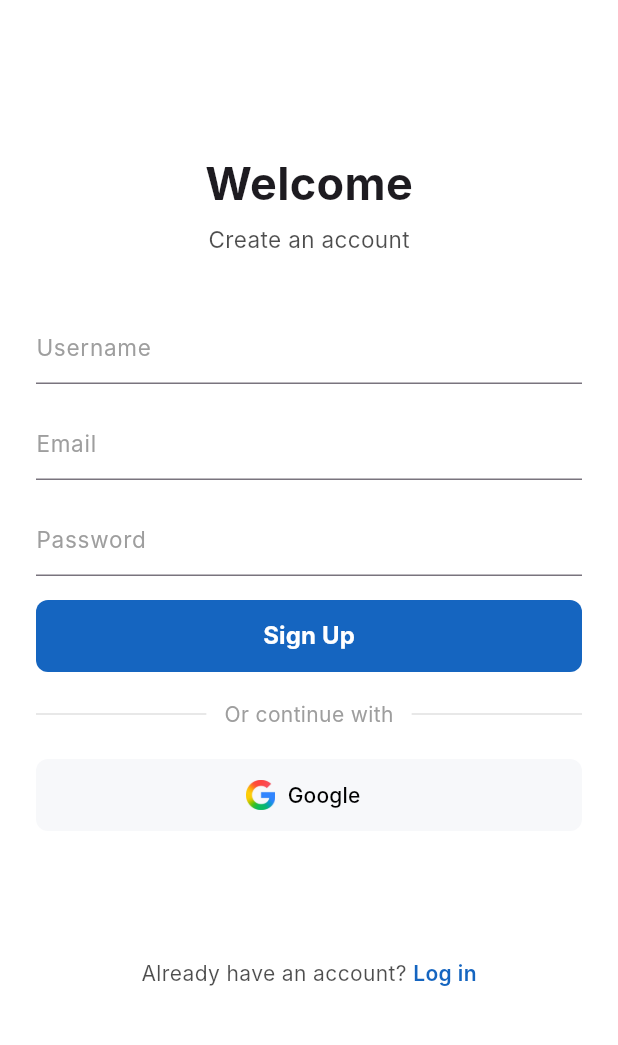
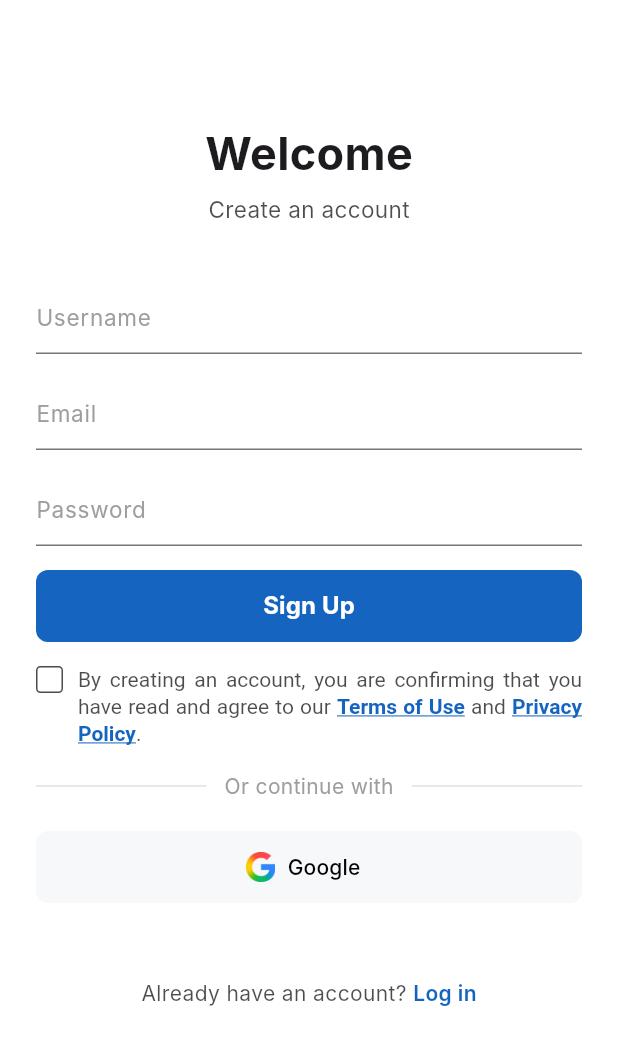
Before and after one commit to Joee-eey/Smart-Attendance-System-using-Face-Recognition, a Flutter app: the SignupPage screen opened directly, on a phone screen of 412 x 824 dp. Shown: the top 1045 px of the screen. Run offline on Flutter 3.47's test engine with Material 3 defaults, Android fonts, the light colour scheme and no system bars; our stand-ins replace camera, fl_chart, flutter_dotenv, image_picker; network calls fail; Roboto replaces fonts that are missing (Inter).

Commit message:
Updated the signup pages; added confirm and retake functions to the faceenroll pages

```diff
--- a/lib/login.dart
+++ b/lib/login.dart
@@ -24,7 +24,7 @@ class _LoginPageState extends State<LoginPage> {
     final navigator = Navigator.of(context);
     final baseUrl = dotenv.env['BASE_URL']!;
     final url = Uri.parse('$baseUrl/login');
-    // final url = Uri.parse('http://192.168.100.22:5001/login');
+    //final url = Uri.parse('http://192.168.100.22:5001/login');
 
     // Missing email or password dialog
     if (email.isEmpty || password.isEmpty) {
@@ -296,7 +296,7 @@ class _LoginPageState extends State<LoginPage> {
               ),
             ),
 
-            const SizedBox(height: 85),
+            const SizedBox(height: 50),
 
             Row(
               mainAxisAlignment: MainAxisAlignment.center,
--- a/lib/signup.dart
+++ b/lib/signup.dart
@@ -17,6 +17,7 @@ class _SignupPageState extends State<SignupPage> {
   final TextEditingController _emailController = TextEditingController();
   final TextEditingController _passwordController = TextEditingController();
   bool _isLoading = false;
+  bool _acceptedTerms = false;
 
   Future<void> registerUser(
     String username,
@@ -25,7 +26,7 @@ class _SignupPageState extends State<SignupPage> {
   ) async {
     final baseUrl = dotenv.env['BASE_URL']!;
     final url = Uri.parse('$baseUrl/signup');
-    // final url = Uri.parse('http://192.168.100.22:5001/signup');
+    //final url = Uri.parse('http://192.168.100.22:5001/signup');
 
     try {
       final response = await http.post(
@@ -118,7 +119,7 @@ class _SignupPageState extends State<SignupPage> {
         elevation: 0,
       ),
       body: SingleChildScrollView(
-        padding: const EdgeInsets.symmetric(horizontal: 24.0, vertical: 40.0),
+        padding: const EdgeInsets.symmetric(horizontal: 24.0, vertical: 20.0),
         child: Column(
           crossAxisAlignment: CrossAxisAlignment.center,
           children: [
@@ -191,6 +192,19 @@ class _SignupPageState extends State<SignupPage> {
                 ),
                 onPressed: _isLoading
                     ? null
+                    : !_acceptedTerms
+                        ? () {
+                            _showAnimatedDialog(
+                              context,
+                              icon: Icons.error_outline_rounded,
+                              iconColor: const Color(0xFFEA324C),
+                              title: "Terms Not Accepted",
+                              message:
+                                  "You must accept the Terms & Policy to continue.",
+                              buttonText: "OK",
+                              onPressed: () => Navigator.of(context).pop(),
+                            );
+                          }
                         : () {
                             setState(() => _isLoading = true);
                             registerUser(
@@ -212,7 +226,84 @@ class _SignupPageState extends State<SignupPage> {
               ),
             ),
 
-            const SizedBox(height: 18),
+            const SizedBox(height: 16),
+
+            // Terms & Policy checkbox
+            Row(
+  crossAxisAlignment: CrossAxisAlignment.start,
+  children: [
+    GestureDetector(
+      onTap: () {
+        setState(() {
+          _acceptedTerms = !_acceptedTerms;
+        });
+      },
+      child: Container(
+        width: 18,
+        height: 18,
+        decoration: BoxDecoration(
+          color: _acceptedTerms ? Colors.transparent : Colors.white,
+          borderRadius: BorderRadius.circular(3),
+          border: Border.all(
+            color: Color(0xB3000000),
+            width: 1,
+          ),
+        ),
+        child: _acceptedTerms
+            ? const Icon(Icons.check_rounded, size: 15, color: Color(0xFF1565C0))
+            : null,
+      ),
+    ),
+    const SizedBox(width: 10),
+    Expanded(
+      child: GestureDetector(
+        onTap: () {
+          setState(() {
+            _acceptedTerms = !_acceptedTerms;
+          });
+        },
+        child: RichText(
+          textAlign: TextAlign.justify,
+          text: TextSpan(
+            style: const TextStyle(
+              color: Color(0xB3000000),
+              height: 18 / 14,
+              fontSize: 14,
+            ),
+            children: [
+              const TextSpan(
+                  text:
+                      'By creating an account, you are confirming that you have read and agree to our '),
+              TextSpan(
+                text: 'Terms of Use',
+                style: const TextStyle(
+                  color: Color(0xFF1565C0),
+                  fontWeight: FontWeight.bold,
+                  decoration: TextDecoration.underline,
+                ),
+                // Add tap recognizer for external/internal navigation if needed
+              ),
+              const TextSpan(text: ' and '),
+              TextSpan(
+                text: 'Privacy Policy',
+                style: const TextStyle(
+                  color: Color(0xFF1565C0),
+                  fontWeight: FontWeight.bold,
+                  decoration: TextDecoration.underline,
+                ),
+                // Add tap recognizer for external/internal navigation if needed
+              ),
+              const TextSpan(text: '.'),
+            ],
+          ),
+        ),
+      ),
+    ),
+  ],
+),
+
+
+            const SizedBox(height: 16),
             Row(
               children: const [
                 Expanded(
@@ -261,7 +352,7 @@ class _SignupPageState extends State<SignupPage> {
               ),
             ),
 
-            const SizedBox(height: 85),
+            const SizedBox(height: 50),
 
             // Log in link
             Row(
@@ -331,7 +422,7 @@ class _SignupPageState extends State<SignupPage> {
                 scale: scale.value,
                 child: AlertDialog(
                   shape: RoundedRectangleBorder(
-                    borderRadius: BorderRadius.circular(20),
+                    borderRadius: BorderRadius.circular(8),
                   ),
                   contentPadding: const EdgeInsets.all(24),
                   content: Column(
```
Also changed, not shown: lib/faceenroll.dart (+190 -145 lines), lib/faceenroll2.dart (+8 -14 lines). Lines whose indentation alone changed are shown as unchanged.
